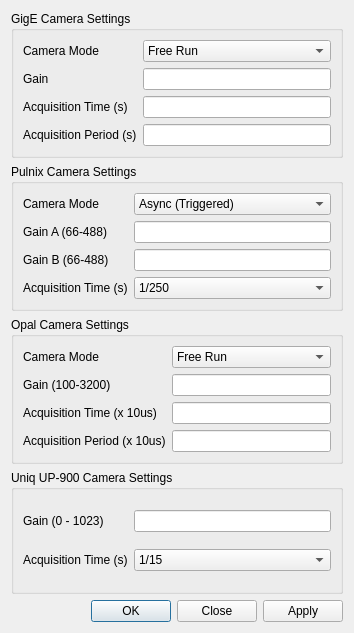
pcdshub/camviewer, file specific.ui: the form before one commit.
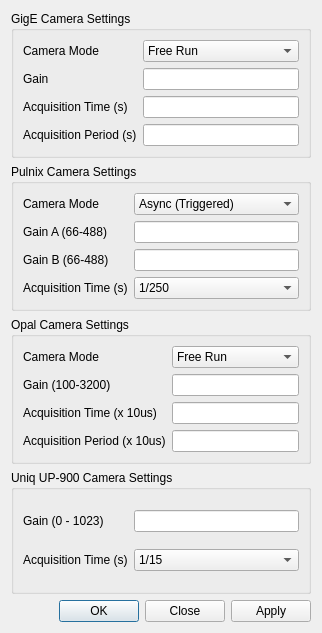
The form after the commit.

Commit message: Fixed up some display issues and added command line switches at Zhou's request to control GUI features.

```diff
--- a/specific.ui
+++ b/specific.ui
@@ -6,7 +6,7 @@
    <rect>
     <x>0</x>
     <y>0</y>
-    <width>354</width>
+    <width>318</width>
     <height>633</height>
    </rect>
   </property>
@@ -16,6 +16,24 @@
   <layout class="QVBoxLayout" name="verticalLayout">
    <item>
     <widget class="QGroupBox" name="gigeBox">
+     <property name="sizePolicy">
+      <sizepolicy hsizetype="Fixed" vsizetype="Preferred">
+       <horstretch>0</horstretch>
+       <verstretch>0</verstretch>
+      </sizepolicy>
+     </property>
+     <property name="minimumSize">
+      <size>
+       <width>300</width>
+       <height>0</height>
+      </size>
+     </property>
+     <property name="maximumSize">
+      <size>
+       <width>300</width>
+       <height>16777215</height>
+      </size>
+     </property>
      <property name="title">
       <string>GigE Camera Settings</string>
      </property>
@@ -101,6 +119,24 @@
    </item>
    <item>
     <widget class="QGroupBox" name="pulnixBox">
+     <property name="sizePolicy">
+      <sizepolicy hsizetype="Fixed" vsizetype="Preferred">
+       <horstretch>30</horstretch>
+       <verstretch>0</verstretch>
+      </sizepolicy>
+     </property>
+     <property name="minimumSize">
+      <size>
+       <width>300</width>
+       <height>0</height>
+      </size>
+     </property>
+     <property name="maximumSize">
+      <size>
+       <width>300</width>
+       <height>16777215</height>
+      </size>
+     </property>
      <property name="title">
       <string>Pulnix Camera Settings</string>
      </property>
@@ -217,6 +253,24 @@
    </item>
    <item>
     <widget class="QGroupBox" name="opalBox">
+     <property name="sizePolicy">
+      <sizepolicy hsizetype="Fixed" vsizetype="Preferred">
+       <horstretch>0</horstretch>
+       <verstretch>0</verstretch>
+      </sizepolicy>
+     </property>
+     <property name="minimumSize">
+      <size>
+       <width>300</width>
+       <height>0</height>
+      </size>
+     </property>
+     <property name="maximumSize">
+      <size>
+       <width>300</width>
+       <height>16777215</height>
+      </size>
+     </property>
      <property name="title">
       <string>Opal Camera Settings</string>
      </property>
@@ -277,6 +331,24 @@
    </item>
    <item>
     <widget class="QGroupBox" name="up900Box">
+     <property name="sizePolicy">
+      <sizepolicy hsizetype="Fixed" vsizetype="Preferred">
+       <horstretch>0</horstretch>
+       <verstretch>0</verstretch>
+      </sizepolicy>
+     </property>
+     <property name="minimumSize">
+      <size>
+       <width>300</width>
+       <height>0</height>
+      </size>
+     </property>
+     <property name="maximumSize">
+      <size>
+       <width>300</width>
+       <height>16777215</height>
+      </size>
+     </property>
      <property name="title">
       <string>Uniq UP-900 Camera Settings</string>
      </property>
```
The commit also changes 5 other files.
